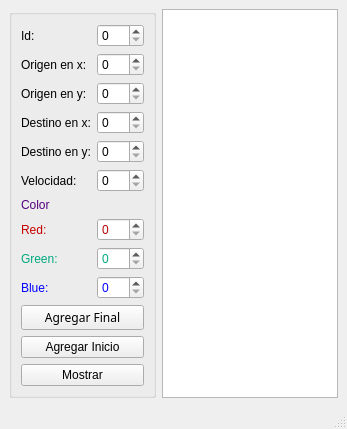
Old version of the form mainwindow.ui in the repository KrystalGuz/Actividad10.
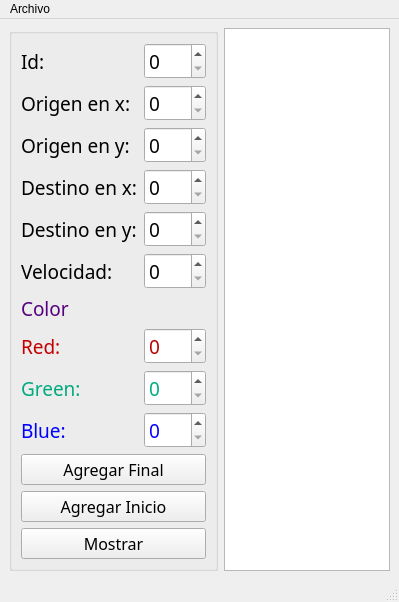
New version of the form.

The edit to the form file:
```diff
--- a/mainwindow.ui
+++ b/mainwindow.ui
@@ -6,8 +6,8 @@
    <rect>
     <x>0</x>
     <y>0</y>
-    <width>347</width>
-    <height>413</height>
+    <width>399</width>
+    <height>458</height>
    </rect>
   </property>
   <property name="windowTitle">
@@ -22,7 +22,14 @@
       </property>
       <layout class="QGridLayout" name="gridLayout">
        <item row="0" column="1" colspan="2">
-        <widget class="QSpinBox" name="Id_spinBox"/>
+        <widget class="QSpinBox" name="Id_spinBox">
+         <property name="font">
+          <font>
+           <family>Rage Italic</family>
+           <pointsize>14</pointsize>
+          </font>
+         </property>
+        </widget>
        </item>
        <item row="8" column="1" colspan="2">
         <widget class="QSpinBox" name="Green_spinBox">
@@ -90,6 +97,12 @@
            </disabled>
           </palette>
          </property>
+         <property name="font">
+          <font>
+           <family>Rage Italic</family>
+           <pointsize>14</pointsize>
+          </font>
+         </property>
          <property name="maximum">
           <number>255</number>
          </property>
@@ -134,6 +147,12 @@
            </disabled>
           </palette>
          </property>
+         <property name="font">
+          <font>
+           <family>Rage Italic</family>
+           <pointsize>14</pointsize>
+          </font>
+         </property>
          <property name="text">
           <string>Green:</string>
          </property>
@@ -141,6 +160,12 @@
        </item>
        <item row="4" column="1" colspan="2">
         <widget class="QSpinBox" name="DestinoY_spinBox">
+         <property name="font">
+          <font>
+           <family>Rage Italic</family>
+           <pointsize>14</pointsize>
+          </font>
+         </property>
          <property name="maximum">
           <number>500</number>
          </property>
@@ -148,16 +173,35 @@
        </item>
        <item row="0" column="0">
         <widget class="QLabel" name="Id">
+         <property name="font">
+          <font>
+           <family>Rage Italic</family>
+           <pointsize>14</pointsize>
+          </font>
+         </property>
          <property name="text">
           <string>Id:</string>
          </property>
         </widget>
        </item>
        <item row="5" column="1" colspan="2">
-        <widget class="QSpinBox" name="Velocidad_spinBox"/>
+        <widget class="QSpinBox" name="Velocidad_spinBox">
+         <property name="font">
+          <font>
+           <family>Rage Italic</family>
+           <pointsize>14</pointsize>
+          </font>
+         </property>
+        </widget>
        </item>
        <item row="2" column="1" colspan="2">
         <widget class="QSpinBox" name="OrigenY_spinBox">
+         <property name="font">
+          <font>
+           <family>Rage Italic</family>
+           <pointsize>14</pointsize>
+          </font>
+         </property>
          <property name="maximum">
           <number>500</number>
          </property>
@@ -202,6 +246,12 @@
            </disabled>
           </palette>
          </property>
+         <property name="font">
+          <font>
+           <family>Rage Italic</family>
+           <pointsize>14</pointsize>
+          </font>
+         </property>
          <property name="text">
           <string>Color</string>
          </property>
@@ -209,6 +259,12 @@
        </item>
        <item row="3" column="1" colspan="2">
         <widget class="QSpinBox" name="DestinoX_spinBox">
+         <property name="font">
+          <font>
+           <family>Rage Italic</family>
+           <pointsize>14</pointsize>
+          </font>
+         </property>
          <property name="maximum">
           <number>500</number>
          </property>
@@ -253,6 +309,12 @@
            </disabled>
           </palette>
          </property>
+         <property name="font">
+          <font>
+           <family>Rage Italic</family>
+           <pointsize>14</pointsize>
+          </font>
+         </property>
          <property name="text">
           <string>Blue:</string>
          </property>
@@ -297,6 +359,12 @@
            </disabled>
           </palette>
          </property>
+         <property name="font">
+          <font>
+           <family>Rage Italic</family>
+           <pointsize>14</pointsize>
+          </font>
+         </property>
          <property name="text">
           <string>Red:</string>
          </property>
@@ -304,6 +372,12 @@
        </item>
        <item row="11" column="0" colspan="3">
         <widget class="QPushButton" name="AgregarInicio">
+         <property name="font">
+          <font>
+           <family>Broadway</family>
+           <pointsize>12</pointsize>
+          </font>
+         </property>
          <property name="text">
           <string>Agregar Inicio</string>
          </property>
@@ -314,6 +388,7 @@
          <property name="font">
           <font>
            <family>Broadway</family>
+           <pointsize>12</pointsize>
           </font>
          </property>
          <property name="cursor">
@@ -417,6 +492,12 @@
            </disabled>
           </palette>
          </property>
+         <property name="font">
+          <font>
+           <family>Rage Italic</family>
+           <pointsize>14</pointsize>
+          </font>
+         </property>
          <property name="maximum">
           <number>255</number>
          </property>
@@ -424,6 +505,12 @@
        </item>
        <item row="4" column="0">
         <widget class="QLabel" name="DestinoY">
+         <property name="font">
+          <font>
+           <family>Rage Italic</family>
+           <pointsize>14</pointsize>
+          </font>
+         </property>
          <property name="text">
           <string>Destino en y:</string>
          </property>
@@ -431,6 +518,12 @@
        </item>
        <item row="5" column="0">
         <widget class="QLabel" name="Velocidad">
+         <property name="font">
+          <font>
+           <family>Rage Italic</family>
+           <pointsize>14</pointsize>
+          </font>
+         </property>
          <property name="text">
           <string>Velocidad:</string>
          </property>
@@ -438,6 +531,12 @@
        </item>
        <item row="2" column="0">
         <widget class="QLabel" name="OrigenY">
+         <property name="font">
+          <font>
+           <family>Rage Italic</family>
+           <pointsize>14</pointsize>
+          </font>
+         </property>
          <property name="text">
           <string>Origen en y:</string>
          </property>
@@ -445,6 +544,12 @@
        </item>
        <item row="1" column="1" colspan="2">
         <widget class="QSpinBox" name="OrigenX_spinBox">
+         <property name="font">
+          <font>
+           <family>Rage Italic</family>
+           <pointsize>14</pointsize>
+          </font>
+         </property>
          <property name="maximum">
           <number>500</number>
          </property>
@@ -452,6 +557,12 @@
        </item>
        <item row="3" column="0">
         <widget class="QLabel" name="DestinoX">
+         <property name="font">
+          <font>
+           <family>Rage Italic</family>
+           <pointsize>14</pointsize>
+          </font>
+         </property>
          <property name="text">
           <string>Destino en x:</string>
          </property>
@@ -459,6 +570,12 @@
        </item>
        <item row="1" column="0">
         <widget class="QLabel" name="OrigenX">
+         <property name="font">
+          <font>
+           <family>Rage Italic</family>
+           <pointsize>14</pointsize>
+          </font>
+         </property>
          <property name="text">
           <string>Origen en x:</string>
          </property>
@@ -466,6 +583,12 @@
        </item>
        <item row="12" column="0" colspan="3">
         <widget class="QPushButton" name="Mostrar">
+         <property name="font">
+          <font>
+           <family>Broadway</family>
+           <pointsize>12</pointsize>
+          </font>
+         </property>
          <property name="text">
           <string>Mostrar</string>
          </property>
@@ -537,6 +660,12 @@
            </disabled>
           </palette>
          </property>
+         <property name="font">
+          <font>
+           <family>Rage Italic</family>
+           <pointsize>14</pointsize>
+          </font>
+         </property>
          <property name="maximum">
           <number>255</number>
          </property>
@@ -555,10 +684,18 @@
     <rect>
      <x>0</x>
      <y>0</y>
-     <width>347</width>
+     <width>399</width>
      <height>21</height>
     </rect>
    </property>
+   <widget class="QMenu" name="menuArchivo">
+    <property name="title">
+     <string>Archivo</string>
+    </property>
+    <addaction name="actionAbrir"/>
+    <addaction name="actionGuardar"/>
+   </widget>
+   <addaction name="menuArchivo"/>
   </widget>
   <widget class="QStatusBar" name="statusbar"/>
  </widget>
```
Left out of the diff: 38 changed lines with no effect on the pictures.
